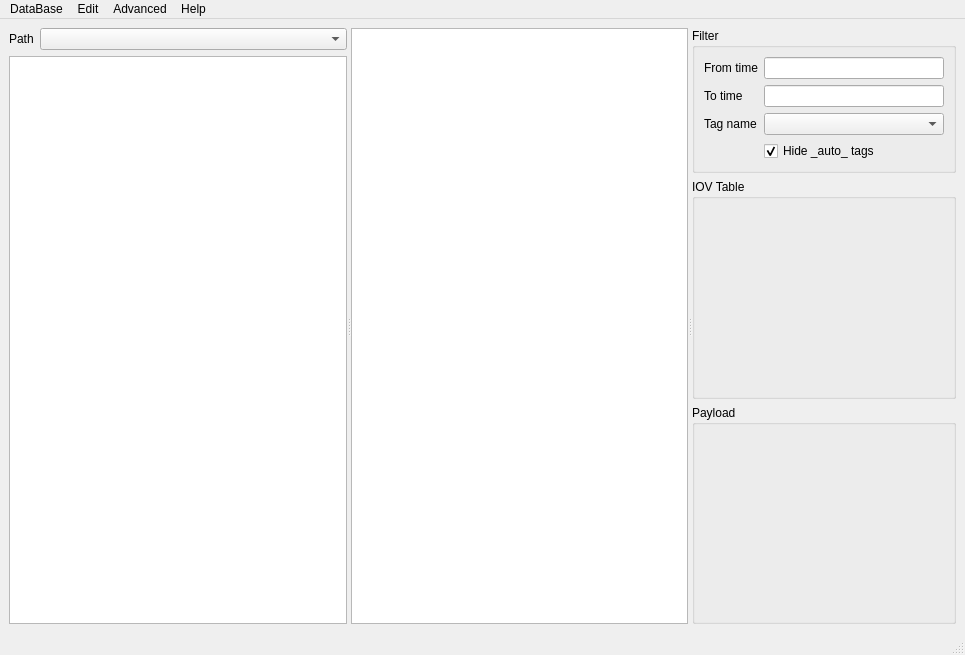
Old version of the form LHCb/Tools/CondDBUI/python/CondDBUI/Browser/MainWindow.ui in the repository ibab/lhcb-software.
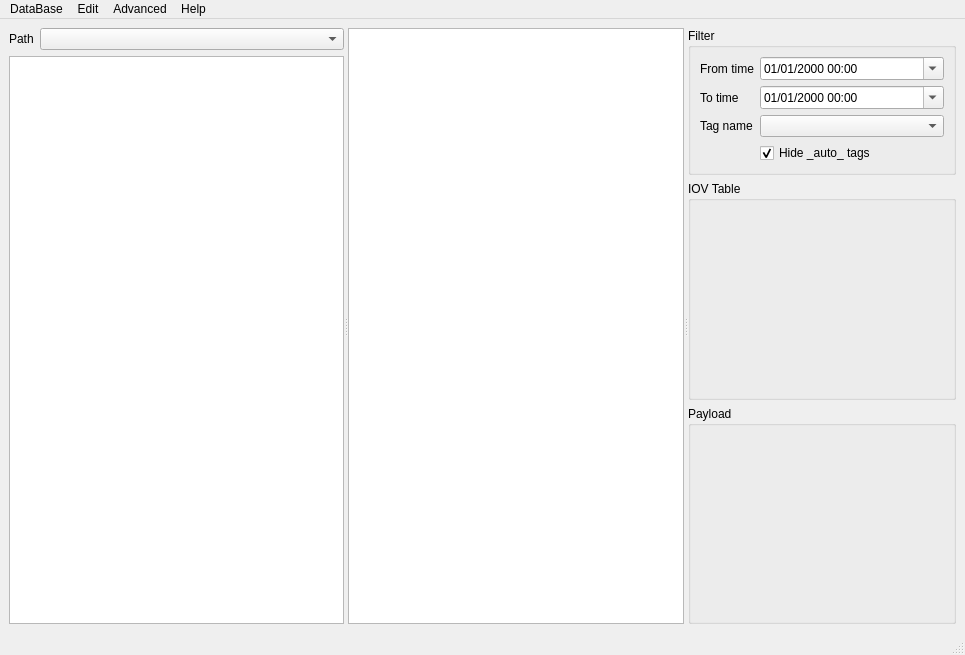
New version of the form. Icons and pictures are not drawn.

Commit message: Added a Read-Only flag in the database menu. Added DateTimeLineEdit for the since and until fields of the filter

```diff
--- a/LHCb/Tools/CondDBUI/python/CondDBUI/Browser/MainWindow.ui
+++ b/LHCb/Tools/CondDBUI/python/CondDBUI/Browser/MainWindow.ui
@@ -122,9 +122,6 @@
              </property>
             </widget>
            </item>
-           <item row="0" column="1" >
-            <widget class="QLineEdit" name="sinceLineEdit" />
-           </item>
            <item row="1" column="0" >
             <widget class="QLabel" name="untilLabel" >
              <property name="text" >
@@ -132,9 +129,6 @@
              </property>
             </widget>
            </item>
-           <item row="1" column="1" >
-            <widget class="QLineEdit" name="untilLineEdit" />
-           </item>
            <item row="2" column="0" >
             <widget class="QLabel" name="tagLabel" >
              <property name="text" >
@@ -165,6 +159,77 @@
              </property>
             </widget>
            </item>
+           <item row="0" column="1" >
+            <widget class="QDateTimeEdit" name="sinceFilterEdit" >
+             <property name="minimumDate" >
+              <date>
+               <year>1970</year>
+               <month>1</month>
+               <day>1</day>
+              </date>
+             </property>
+             <property name="minimumTime" >
+              <time>
+               <hour>0</hour>
+               <minute>0</minute>
+               <second>0</second>
+              </time>
+             </property>
+             <property name="displayFormat" >
+              <string>dd/MM/yyyy HH:mm</string>
+             </property>
+             <property name="calendarPopup" >
+              <bool>true</bool>
+             </property>
+             <property name="timeSpec" >
+              <enum>Qt::UTC</enum>
+             </property>
+            </widget>
+           </item>
+           <item row="1" column="1" >
+            <widget class="QDateTimeEdit" name="untilFilterEdit" >
+             <property name="minimumDateTime" >
+              <datetime>
+               <hour>0</hour>
+               <minute>0</minute>
+               <second>0</second>
+               <year>1970</year>
+               <month>1</month>
+               <day>1</day>
+              </datetime>
+             </property>
+             <property name="minimumDate" >
+              <date>
+               <year>1970</year>
+               <month>1</month>
+               <day>1</day>
+              </date>
+             </property>
+             <property name="maximumTime" >
+              <time>
+               <hour>22</hour>
+               <minute>59</minute>
+               <second>59</second>
+              </time>
+             </property>
+             <property name="minimumTime" >
+              <time>
+               <hour>0</hour>
+               <minute>0</minute>
+               <second>0</second>
+              </time>
+             </property>
+             <property name="displayFormat" >
+              <string>dd/MM/yyyy HH:mm</string>
+             </property>
+             <property name="calendarPopup" >
+              <bool>true</bool>
+             </property>
+             <property name="timeSpec" >
+              <enum>Qt::UTC</enum>
+             </property>
+            </widget>
+           </item>
           </layout>
          </widget>
         </item>
```
Left out of the diff: 37 changed lines with no effect on the pictures. The commit also changes 1 other file.
